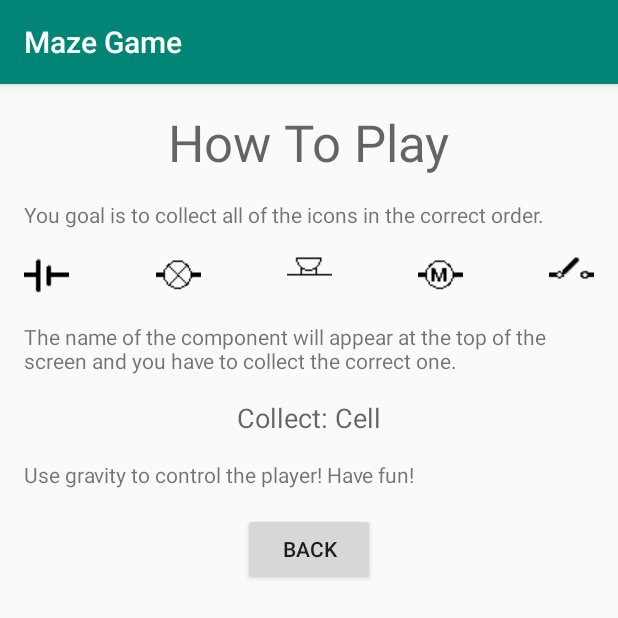
After one commit to kylejwatson/MobileGame, an Android app: the HelpActivity screen opened directly, with no data from a screen before it, on a phone screen of 412 x 824 dp. The commit adds this screen. Shown: the top 618 px of the screen. Run offline under Robolectric (Android 15) with nearby library versions, the phone set to English and light mode, and no system bars.

Commit message:
added help screen, better thread cleanup/pausing

```diff
--- a/app/src/main/AndroidManifest.xml
+++ b/app/src/main/AndroidManifest.xml
@@ -12,7 +12,8 @@
         android:roundIcon="@mipmap/ic_launcher_round"
         android:supportsRtl="true"
         android:theme="@style/AppTheme">
-        <activity android:name=".ChangeUserActivity"></activity>
+        <activity android:name=".HelpActivity"></activity>
+        <activity android:name=".ChangeUserActivity" />
         <activity android:name=".UserActivity" />
         <activity android:name=".MainActivity">
             <intent-filter>
--- a/app/src/main/java/com/example/circuitgame/ChangeUserActivity.java
+++ b/app/src/main/java/com/example/circuitgame/ChangeUserActivity.java
@@ -52,7 +52,6 @@ public class ChangeUserActivity extends AppCompatActivity {
             public void userOnClick(int i) {
                 UserFile.getInstance(ChangeUserActivity.this).selectCurrentUser(i);
                 adapter.notifyDataSetChanged();
-                Log.d("USER", "user" + UserFile.getInstance(ChangeUserActivity.this).getCurrentUser().getID());
             }
         });
         recyclerView.setAdapter(adapter);
--- a/app/src/main/java/com/example/circuitgame/GameFragment.java
+++ b/app/src/main/java/com/example/circuitgame/GameFragment.java
@@ -1,5 +1,6 @@
 package com.example.circuitgame;
 
+import android.content.Intent;
 import android.os.Bundle;
 
 import androidx.annotation.NonNull;
@@ -12,6 +13,7 @@ import android.util.Log;
 import android.view.LayoutInflater;
 import android.view.View;
 import android.view.ViewGroup;
+import android.widget.Button;
 import android.widget.FrameLayout;
 import android.widget.TextView;
 
@@ -46,6 +48,13 @@ public class GameFragment extends Fragment {
     public void onViewCreated(@NonNull View view, @Nullable Bundle savedInstanceState) {
         super.onViewCreated(view, savedInstanceState);
 
+        Button helpButton = view.findViewById(R.id.helpButton);
+        helpButton.setOnClickListener(new View.OnClickListener() {
+            @Override
+            public void onClick(View v) {
+                startActivity(new Intent(getContext(), HelpActivity.class));
+            }
+        });
         currentScore = 0;
         scoreLabel = view.findViewById(R.id.scoreLabel);
         objectiveLabel = view.findViewById(R.id.nextText);
@@ -55,7 +64,7 @@ public class GameFragment extends Fragment {
             public void objectiveReached(Objective objective) {
                 if (currentObjective == null){
                     currentObjective = objective;
-                    objectiveLabel.setText(currentObjective.getName());
+                    objectiveLabel.setText("Collect: " + currentObjective.getName());
                     return;
                 }
                 if (!objective.equals(currentObjective)) {
@@ -69,12 +78,30 @@ public class GameFragment extends Fragment {
                     return;
                 }
                 currentObjective = objective.getNextObjective();
-                objectiveLabel.setText(currentObjective.getName());
+                objectiveLabel.setText("Collect: " + currentObjective.getName());
             }
         });
 
         FrameLayout frameLayout = view.findViewById(R.id.gameFrame);
         frameLayout.addView(gameView);
+    }
+
+    @Override
+    public void onPause() {
+        super.onPause();
+        GameView.getInstance().pause();
+    }
+
+    @Override
+    public void onResume() {
+        super.onResume();
+        GameView.getInstance().play();
+    }
+
+    @Override
+    public void onStop() {
+        super.onStop();
+        if (!GameView.getInstance().getPaused()) GameView.getInstance().stop();
     }
 
     private void lose() {
--- a/app/src/main/java/com/example/circuitgame/GameView.java
+++ b/app/src/main/java/com/example/circuitgame/GameView.java
@@ -27,6 +27,11 @@ import java.util.List;
 public class GameView extends SurfaceView {
 
     private static GameView instance;
+    private boolean isPaused = false;
+
+    public boolean getPaused() {
+        return isPaused;
+    }
 
     public interface ObjectiveListener {
         void objectiveReached(Objective objective);
@@ -43,6 +48,10 @@ public class GameView extends SurfaceView {
     public static GameView getInstance(final Context context, final ObjectiveListener objectiveListener) {
         if (instance != null) instance.stop();
         instance = new GameView(context, objectiveListener);
+        return instance;
+    }
+
+    public static GameView getInstance(){
         return instance;
     }
 
@@ -144,6 +153,7 @@ public class GameView extends SurfaceView {
 
             previousTime = currentTime;
 
+            if (isPaused) continue;
             for (int i = 0; i < objects.size(); i++) {
                 GameObject object = objects.get(i);
                 if (object instanceof PhysicsObject) {
@@ -166,6 +176,7 @@ public class GameView extends SurfaceView {
         Paint white = new Paint();
         white.setColor(Color.WHITE);
         while (isRunning) {
+            if (isPaused) continue;
             if (!surfaceHolder.getSurface().isValid())
                 continue;
             Canvas canvas = surfaceHolder.lockCanvas();
@@ -183,4 +194,12 @@ public class GameView extends SurfaceView {
     public void stop() {
         isRunning = false;
     }
+
+    public void pause(){
+        isPaused = true;
+    }
+    public void play(){
+        isPaused = false;
+        Log.d("RUN", isPaused + " " + isRunning);
+    }
 }
--- /dev/null
+++ b/app/src/main/java/com/example/circuitgame/HelpActivity.java
@@ -0,0 +1,24 @@
+package com.example.circuitgame;
+
+import androidx.appcompat.app.AppCompatActivity;
+
+import android.os.Bundle;
+import android.view.View;
+import android.widget.Button;
+
+public class HelpActivity extends AppCompatActivity {
+
+    @Override
+    protected void onCreate(Bundle savedInstanceState) {
+        super.onCreate(savedInstanceState);
+        setContentView(R.layout.activity_help);
+
+        Button backButton = findViewById(R.id.backButton);
+        backButton.setOnClickListener(new View.OnClickListener() {
+            @Override
+            public void onClick(View v) {
+                finish();
+            }
+        });
+    }
+}
--- a/app/src/main/java/com/example/circuitgame/PhysicsObject.java
+++ b/app/src/main/java/com/example/circuitgame/PhysicsObject.java
@@ -44,9 +44,7 @@ public class PhysicsObject extends GameObject {
 
 
     private void onCollide(PhysicsObject other, float changeInTime) {
-        Log.d("COLL", "onCollide");
         if (kinematic) return;
-        Log.d("COLL", "onCollide not kinematic");
         position.translate(new Vector2D(0, -velocity.y * SCALE * changeInTime));
         if (!collides(other)) {
             velocity.y *= -bounciness;
@@ -73,11 +71,9 @@ public class PhysicsObject extends GameObject {
         if (kinematic) return;
         if (!collides(otherObject)) return;
         if (!otherObject.isTrigger) {
-            Log.d("COLL", "Solid" + this + otherObject);
             onCollide(otherObject, changeInTime);
             return;
         }
-        Log.d("COLL", "Trigger" + this + otherObject);
         otherObject.trigger(this, changeInTime);
     }
 
--- a/app/src/main/java/com/example/circuitgame/TitleFragment.java
+++ b/app/src/main/java/com/example/circuitgame/TitleFragment.java
@@ -73,6 +73,14 @@ public class TitleFragment extends Fragment {
                 context.startActivity(new Intent(context, ChangeUserActivity.class));
             }
         });
+
+        Button helpButton = view.findViewById(R.id.helpButton);
+        helpButton.setOnClickListener(new View.OnClickListener() {
+            @Override
+            public void onClick(View v) {
+                startActivity(new Intent(getContext(), HelpActivity.class));
+            }
+        });
     }
 
     @Override
--- a/app/src/main/java/com/example/circuitgame/UserFile.java
+++ b/app/src/main/java/com/example/circuitgame/UserFile.java
@@ -57,8 +57,6 @@ class UserFile {
                 builder.append(user.toCSV());
             if (builder.length() > 0 && builder.charAt(builder.length() - 1) == NEWLINE)
                 builder.deleteCharAt(builder.length() - 1);
-            Log.d("ID", "file dir = " + context.getFilesDir());
-            Log.d("ID", "file contents = " + builder);
             try {
                 File fp = new File(context.getFilesDir(), FILE_NAME);
                 FileWriter out = new FileWriter(fp);
--- /dev/null
+++ b/app/src/main/res/layout/activity_help.xml
@@ -0,0 +1,142 @@
+<?xml version="1.0" encoding="utf-8"?>
+<androidx.constraintlayout.widget.ConstraintLayout xmlns:android="http://schemas.android.com/apk/res/android"
+    xmlns:app="http://schemas.android.com/apk/res-auto"
+    xmlns:tools="http://schemas.android.com/tools"
+    android:layout_width="match_parent"
+    android:layout_height="match_parent"
+    tools:context=".HelpActivity">
+
+    <TextView
+        android:id="@+id/titleText"
+        android:layout_width="wrap_content"
+        android:layout_height="wrap_content"
+        android:layout_marginTop="16dp"
+        android:text="How To Play"
+        android:textAppearance="@style/TextAppearance.AppCompat.Display1"
+        app:layout_constraintEnd_toEndOf="parent"
+        app:layout_constraintStart_toStartOf="parent"
+        app:layout_constraintTop_toTopOf="parent" />
+
+    <TextView
+        android:id="@+id/helpText"
+        android:layout_width="0dp"
+        android:layout_height="wrap_content"
+        android:layout_marginStart="16dp"
+        android:layout_marginLeft="16dp"
+        android:layout_marginTop="16dp"
+        android:layout_marginEnd="16dp"
+        android:layout_marginRight="16dp"
+        android:text="You goal is to collect all of the icons in the correct order."
+        app:layout_constraintEnd_toEndOf="parent"
+        app:layout_constraintStart_toStartOf="parent"
+        app:layout_constraintTop_toBottomOf="@id/titleText" />
+
+    <ImageView
+        android:id="@+id/imageView2"
+        android:layout_width="wrap_content"
+        android:layout_height="wrap_content"
+        android:layout_marginStart="16dp"
+        android:layout_marginLeft="16dp"
+        android:layout_marginTop="16dp"
+        app:layout_constraintStart_toStartOf="parent"
+        app:layout_constraintTop_toBottomOf="@+id/helpText"
+        app:srcCompat="@drawable/battery" />
+
+    <ImageView
+        android:id="@+id/imageView3"
+        android:layout_width="wrap_content"
+        android:layout_height="wrap_content"
+        android:layout_marginStart="16dp"
+        android:layout_marginLeft="16dp"
+        android:layout_marginTop="16dp"
+        android:layout_marginEnd="16dp"
+        android:layout_marginRight="16dp"
+        app:layout_constraintEnd_toStartOf="@+id/imageView4"
+        app:layout_constraintStart_toEndOf="@+id/imageView2"
+        app:layout_constraintTop_toBottomOf="@+id/helpText"
+        app:srcCompat="@drawable/bulb" />
+
+    <ImageView
+        android:id="@+id/imageView4"
+        android:layout_width="wrap_content"
+        android:layout_height="wrap_content"
+        android:layout_marginTop="16dp"
+        app:layout_constraintEnd_toEndOf="parent"
+        app:layout_constraintStart_toStartOf="parent"
+        app:layout_constraintTop_toBottomOf="@+id/helpText"
+        app:srcCompat="@drawable/buzzer" />
+
+    <ImageView
+        android:id="@+id/imageView5"
+        android:layout_width="wrap_content"
+        android:layout_height="wrap_content"
+        android:layout_marginStart="16dp"
+        android:layout_marginLeft="16dp"
+        android:layout_marginTop="16dp"
+        android:layout_marginEnd="16dp"
+        android:layout_marginRight="16dp"
+        app:layout_constraintEnd_toStartOf="@+id/imageView6"
+        app:layout_constraintStart_toEndOf="@+id/imageView4"
+        app:layout_constraintTop_toBottomOf="@+id/helpText"
+        app:srcCompat="@drawable/motor" />
+
+    <ImageView
+        android:id="@+id/imageView6"
+        android:layout_width="wrap_content"
+        android:layout_height="wrap_content"
+        android:layout_marginTop="16dp"
+        android:layout_marginEnd="16dp"
+        android:layout_marginRight="16dp"
+        app:layout_constraintEnd_toEndOf="parent"
+        app:layout_constraintTop_toBottomOf="@+id/helpText"
+        app:srcCompat="@drawable/switchoff" />
+
+    <TextView
+        android:id="@+id/textView3"
+        android:layout_width="0dp"
+        android:layout_height="wrap_content"
+        android:layout_marginStart="16dp"
+        android:layout_marginLeft="16dp"
+        android:layout_marginTop="16dp"
+        android:layout_marginEnd="16dp"
+        android:layout_marginRight="16dp"
+        android:text="The name of the component will appear at the top of the screen and you have to collect the correct one."
+        app:layout_constraintEnd_toEndOf="parent"
+        app:layout_constraintStart_toStartOf="parent"
+        app:layout_constraintTop_toBottomOf="@+id/imageView4" />
+
+    <TextView
+        android:id="@+id/nextText2"
+        android:layout_width="wrap_content"
+        android:layout_height="wrap_content"
+        android:layout_marginTop="16dp"
+        android:text="Collect: Cell"
+        android:textAppearance="@style/TextAppearance.AppCompat.Medium"
+        app:layout_constraintEnd_toEndOf="parent"
+        app:layout_constraintStart_toStartOf="parent"
+        app:layout_constraintTop_toBottomOf="@+id/textView3" />
+
+    <TextView
+        android:id="@+id/textView4"
+        android:layout_width="0dp"
+        android:layout_height="wrap_content"
+        android:layout_marginStart="16dp"
+        android:layout_marginLeft="16dp"
+        android:layout_marginTop="16dp"
+        android:layout_marginEnd="16dp"
+        android:layout_marginRight="16dp"
+        android:text="Use gravity to control the player! Have fun!"
+        app:layout_constraintEnd_toEndOf="parent"
+        app:layout_constraintStart_toStartOf="parent"
+        app:layout_constraintTop_toBottomOf="@+id/nextText2" />
+
+    <Button
+        android:id="@+id/backButton"
+        android:layout_width="wrap_content"
+        android:layout_height="wrap_content"
+        android:layout_marginTop="16dp"
+        android:text="Back"
+        app:layout_constraintEnd_toEndOf="parent"
+        app:layout_constraintStart_toStartOf="parent"
+        app:layout_constraintTop_toBottomOf="@+id/textView4" />
+</androidx.constraintlayout.widget.ConstraintLayout>
--- a/app/src/main/res/layout/fragment_game.xml
+++ b/app/src/main/res/layout/fragment_game.xml
@@ -16,6 +16,7 @@
         android:layout_marginStart="16dp"
         android:layout_marginLeft="16dp"
         android:text="Score: 0"
+        android:textAppearance="@style/TextAppearance.AppCompat.Medium"
         app:layout_constraintBottom_toTopOf="@+id/gameFrame"
         app:layout_constraintStart_toStartOf="parent"
         app:layout_constraintTop_toTopOf="parent" />
@@ -48,6 +49,7 @@
         android:layout_marginEnd="16dp"
         android:layout_marginRight="16dp"
         android:text="Collect: Cell"
+        android:textAppearance="@style/TextAppearance.AppCompat.Medium"
         app:layout_constraintBottom_toTopOf="@+id/gameFrame"
         app:layout_constraintEnd_toStartOf="@+id/helpButton"
         app:layout_constraintTop_toTopOf="parent" />
--- a/app/src/main/res/layout/fragment_title.xml
+++ b/app/src/main/res/layout/fragment_title.xml
@@ -77,4 +77,14 @@
         app:layout_constraintEnd_toEndOf="parent"
         app:layout_constraintStart_toStartOf="parent"
         app:layout_constraintTop_toBottomOf="@+id/playButton" />
+
+    <Button
+        android:id="@+id/helpButton"
+        android:layout_width="wrap_content"
+        android:layout_height="wrap_content"
+        android:layout_marginTop="16dp"
+        android:text="Instructions"
+        app:layout_constraintEnd_toEndOf="parent"
+        app:layout_constraintStart_toStartOf="parent"
+        app:layout_constraintTop_toBottomOf="@+id/changeUser" />
 </androidx.constraintlayout.widget.ConstraintLayout>
```
